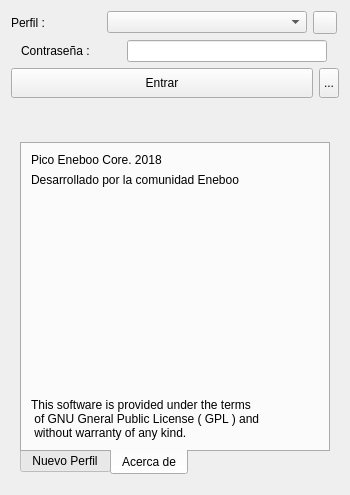
Before: the Qt Designer form pineboolib/forms/dlg_connect.ui in deavid/pineboo, drawn with Qt 5.
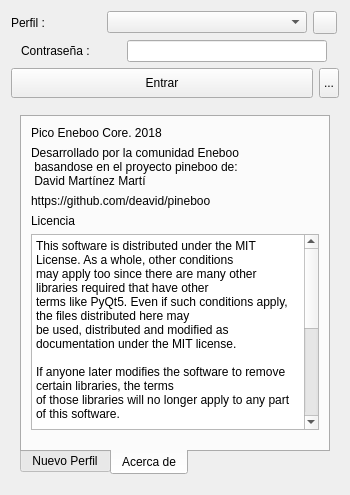
After: the same form once the commit is applied. The open tabs and pages were chosen to show the change. Icons and pictures are not drawn.

Commit message: Ya se crean y se borran los xml

```diff
--- a/pineboolib/forms/dlg_connect.ui
+++ b/pineboolib/forms/dlg_connect.ui
@@ -52,7 +52,7 @@
       </widget>
      </item>
      <item>
-      <widget class="QComboBox" name="cBProyectos">
+      <widget class="QComboBox" name="cbProfiles">
        <property name="maximumSize">
         <size>
          <width>200</width>
@@ -235,6 +235,33 @@
                </item>
               </layout>
              </item>
+             <item>
+              <layout class="QHBoxLayout" name="horizontalLayout_12">
+               <item>
+                <widget class="QLabel" name="label_14">
+                 <property name="text">
+                  <string>Base de Datos :</string>
+                 </property>
+                </widget>
+               </item>
+               <item>
+                <widget class="QLineEdit" name="leDBName">
+                 <property name="minimumSize">
+                  <size>
+                   <width>130</width>
+                   <height>0</height>
+                  </size>
+                 </property>
+                 <property name="maximumSize">
+                  <size>
+                   <width>150</width>
+                   <height>16777215</height>
+                  </size>
+                 </property>
+                </widget>
+               </item>
+              </layout>
+             </item>
              <item>
               <layout class="QHBoxLayout" name="horizontalLayout_5">
                <item>
@@ -245,7 +272,7 @@
                 </widget>
                </item>
                <item>
-                <widget class="QComboBox" name="comboBox">
+                <widget class="QComboBox" name="cbDBType">
                  <property name="minimumSize">
                   <size>
                    <width>150</width>
@@ -272,7 +299,7 @@
                 </widget>
                </item>
                <item>
-                <widget class="QLineEdit" name="lineEdit">
+                <widget class="QLineEdit" name="leURL">
                  <property name="minimumSize">
                   <size>
                    <width>150</width>
@@ -315,13 +342,16 @@
                 </spacer>
                </item>
                <item>
-                <widget class="QLineEdit" name="lineEdit_2">
+                <widget class="QLineEdit" name="lePort">
                  <property name="maximumSize">
                   <size>
                    <width>70</width>
                    <height>16777215</height>
                   </size>
                  </property>
+                 <property name="alignment">
+                  <set>Qt::AlignRight|Qt::AlignTrailing|Qt::AlignVCenter</set>
+                 </property>
                 </widget>
                </item>
               </layout>
@@ -336,7 +366,7 @@
                 </widget>
                </item>
                <item>
-                <widget class="QLineEdit" name="lineEdit_3">
+                <widget class="QLineEdit" name="leDBUser">
                  <property name="minimumSize">
                   <size>
                    <width>150</width>
@@ -363,7 +393,7 @@
                 </widget>
                </item>
                <item>
-                <widget class="QLineEdit" name="lineEdit_4">
+                <widget class="QLineEdit" name="leDBPassword">
                  <property name="minimumSize">
                   <size>
                    <width>150</width>
@@ -376,6 +406,9 @@
                    <height>16777215</height>
                   </size>
                  </property>
+                 <property name="echoMode">
+                  <enum>QLineEdit::Password</enum>
+                 </property>
                 </widget>
                </item>
               </layout>
@@ -390,7 +423,7 @@
                 </widget>
                </item>
                <item>
-                <widget class="QLineEdit" name="lineEdit_5">
+                <widget class="QLineEdit" name="leProfilePassword">
                  <property name="minimumSize">
                   <size>
                    <width>150</width>
@@ -403,6 +436,9 @@
                    <height>16777215</height>
                   </size>
                  </property>
+                 <property name="echoMode">
+                  <enum>QLineEdit::Password</enum>
+                 </property>
                 </widget>
                </item>
               </layout>
@@ -477,7 +513,51 @@
           <item>
            <widget class="QLabel" name="label_12">
             <property name="text">
-             <string>Desarrollado por la comunidad Eneboo</string>
+             <string>Desarrollado por la comunidad Eneboo
+ basandose en el proyecto pineboo de:
+ David Martínez Martí</string>
+            </property>
+           </widget>
+          </item>
+          <item>
+           <widget class="QLabel" name="label_3">
+            <property name="text">
+             <string>https://github.com/deavid/pineboo</string>
+            </property>
+            <property name="openExternalLinks">
+             <bool>false</bool>
+            </property>
+            <property name="textInteractionFlags">
+             <set>Qt::NoTextInteraction</set>
+            </property>
+           </widget>
+          </item>
+          <item>
+           <widget class="QLabel" name="label_15">
+            <property name="text">
+             <string>Licencia</string>
+            </property>
+           </widget>
+          </item>
+          <item>
+           <widget class="QPlainTextEdit" name="plainTextEdit">
+            <property name="plainText">
+             <string>This software is distributed under the MIT License. As a whole, other conditions
+may apply too since there are many other libraries required that have other
+terms like PyQt5. Even if such conditions apply, the files distributed here may
+be used, distributed and modified as documentation under the MIT license.
+
+If anyone later modifies the software to remove certain libraries, the terms
+of those libraries will no longer apply to any part of this software. 
+
+At the time of this writting this software is using PyQt5, which is distributed 
+with a GPL License. So, if you convey this work you should meet the license 
+terms of GPL as well. 
+
+The LICENSE.mit should be included with this software and holds the MIT license.
+
+Copyright and license notices are not required to appear in any part of the 
+graphical interface of the software. Those are completely optional. </string>
             </property>
            </widget>
           </item>
@@ -486,29 +566,17 @@
             <property name="orientation">
              <enum>Qt::Vertical</enum>
             </property>
+            <property name="sizeType">
+             <enum>QSizePolicy::Fixed</enum>
+            </property>
             <property name="sizeHint" stdset="0">
              <size>
               <width>20</width>
-              <height>194</height>
+              <height>10</height>
              </size>
             </property>
            </spacer>
           </item>
-          <item>
-           <widget class="QLabel" name="label_3">
-            <property name="lineWidth">
-             <number>1</number>
-            </property>
-            <property name="text">
-             <string>This software is provided under the terms
- of GNU Gneral Public License ( GPL ) and
- without warranty of any kind.</string>
-            </property>
-            <property name="textFormat">
-             <enum>Qt::AutoText</enum>
-            </property>
-           </widget>
-          </item>
          </layout>
         </widget>
        </widget>
```
The commit also changes 1 other file.
